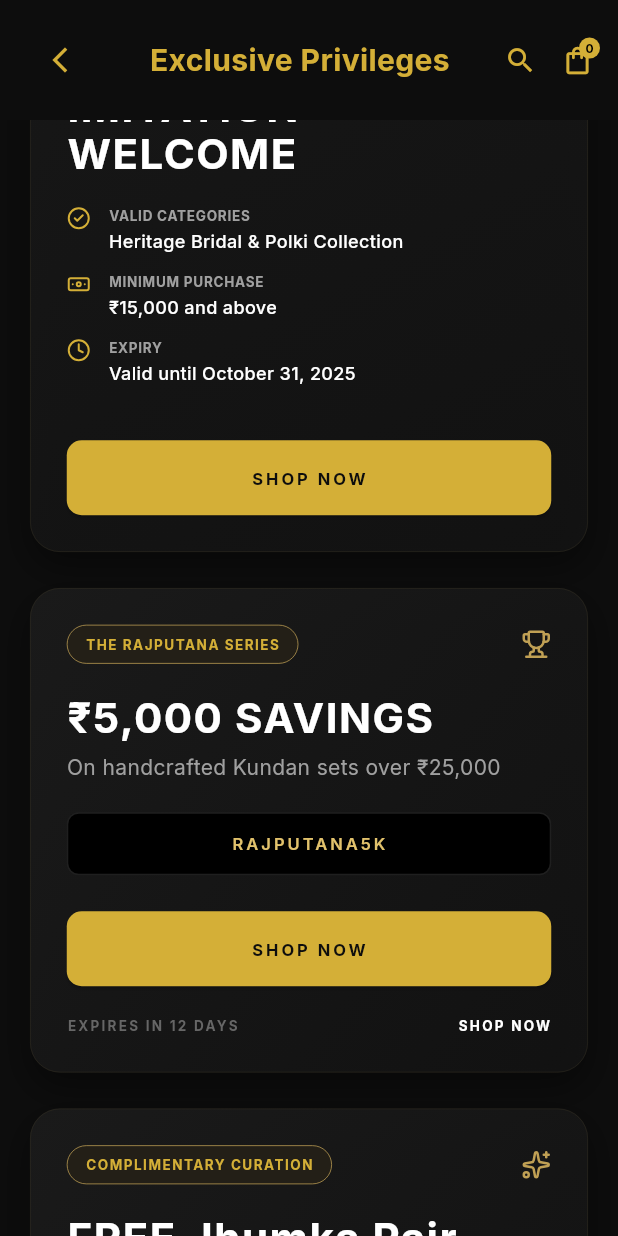
After one commit to vivekvsingh19/sanwariya_imitation, a Flutter app: the OffersScreen screen opened directly, scrolled down 576 dp, after a tap on "SHOP NOW", on a phone screen of 412 x 824 dp. The commit adds this screen. Run offline on Flutter 3.47's test engine with Material 3 defaults, Android fonts, the phone set to English and light mode, and no system bars; our stand-ins replace cached_network_image, dio, equatable, flutter_bloc, google_fonts, lucide_icons; network calls fail.

Commit message:
feat: implement OffersScreen and integrate navigation from home and profile screens with updated BrandAppBar

```diff
--- a/lib/presentation/screens/home/home_screen.dart
+++ b/lib/presentation/screens/home/home_screen.dart
@@ -8,6 +8,7 @@ import '../../blocs/product/product_state.dart';
 import '../../blocs/product/product_event.dart';
 import '../../../domain/entities/product.dart';
 import '../shop/product_detail_screen.dart';
+import '../offers/offers_screen.dart';
 import '../../widgets/brand_app_bar.dart';
 
 class HomeScreen extends StatefulWidget {
@@ -270,13 +271,21 @@ class _HomeScreenState extends State<HomeScreen> {
                 'Featured\nMasterpieces',
                 style: AppTypography.displaySmall(),
               ),
-              Text(
+              GestureDetector(
+                onTap: () {
+                  Navigator.push(
+                    context,
+                    MaterialPageRoute(builder: (_) => const OffersScreen()),
+                  );
+                },
+                child: Text(
                   'VIEW\nALL >',
                   textAlign: TextAlign.right,
                   style: AppTypography.labelSmall(
                     color: AppColors.primaryMuted,
                     letterSpacing: AppTypography.letterSpacingNormal,
                   ).copyWith(height: 1.5),
+                ),
               ),
             ],
           ),
@@ -461,7 +470,12 @@ class _HomeScreenState extends State<HomeScreen> {
             ),
             const SizedBox(height: AppSpacing.xxl),
             OutlinedButton(
-              onPressed: () {},
+              onPressed: () {
+                Navigator.push(
+                  context,
+                  MaterialPageRoute(builder: (_) => const OffersScreen()),
+                );
+              },
               style: OutlinedButton.styleFrom(
                 side: const BorderSide(color: AppColors.primary),
                 foregroundColor: AppColors.primary,
--- /dev/null
+++ b/lib/presentation/screens/offers/offers_screen.dart
@@ -0,0 +1,468 @@
+import 'package:flutter/material.dart';
+import 'package:lucide_icons/lucide_icons.dart';
+import 'package:cached_network_image/cached_network_image.dart';
+import '../../../core/theme/app_theme.dart';
+import '../../widgets/brand_app_bar.dart';
+
+class OffersScreen extends StatelessWidget {
+  const OffersScreen({super.key});
+
+  @override
+  Widget build(BuildContext context) {
+    return Scaffold(
+      appBar: const BrandAppBar(
+        title: 'Exclusive Privileges',
+        showBackButton: true,
+      ),
+      body: SingleChildScrollView(
+        child: Column(
+          crossAxisAlignment: CrossAxisAlignment.stretch,
+          children: [
+            const _OffersHeader(),
+            const SizedBox(height: 24),
+            _buildOfferCards(context),
+            const SizedBox(height: 40),
+            const _FooterInfoSection(),
+            const SizedBox(height: 40),
+          ],
+        ),
+      ),
+    );
+  }
+
+  Widget _buildOfferCards(BuildContext context) {
+    return Padding(
+      padding: const EdgeInsets.symmetric(horizontal: 20),
+      child: Column(
+        children: [
+          _OfferCard(
+            imageUrl:
+                'https://images.unsplash.com/photo-1515562141207-7a88fb7ce338?q=80&w=1000&auto=format&fit=crop',
+            badge: 'LIMITED ORDERS',
+            title: '15% OFF\nIMITATION\nWELCOME',
+            details: const [
+              _OfferDetail(
+                icon: LucideIcons.checkCircle2,
+                label: 'VALID CATEGORIES',
+                value: 'Heritage Bridal & Polki Collection',
+              ),
+              _OfferDetail(
+                icon: LucideIcons.banknote,
+                label: 'MINIMUM PURCHASE',
+                value: '₹15,000 and above',
+              ),
+              _OfferDetail(
+                icon: LucideIcons.clock,
+                label: 'EXPIRY',
+                value: 'Valid until October 31, 2025',
+              ),
+            ],
+            buttonLabel: 'SHOP NOW',
+            onPressed: () {},
+          ),
+          const SizedBox(height: 24),
+          _OfferCard(
+            title: '₹5,000 SAVINGS',
+            subtitle: 'On handcrafted Kundan sets over ₹25,000',
+            badge: 'THE RAJPUTANA SERIES',
+            isCompact: true,
+            icon: LucideIcons.trophy,
+            tag: 'RAJPUTANA5K',
+            footerText: 'EXPIRES IN 12 DAYS',
+            buttonLabel: 'SHOP NOW',
+            onPressed: () {},
+          ),
+          const SizedBox(height: 24),
+          _OfferCard(
+            title: 'FREE Jhumka Pair',
+            subtitle:
+                'With any purchase from the "Modern Rani" bridal collection',
+            badge: 'COMPLIMENTARY CURATION',
+            isCompact: true,
+            icon: LucideIcons.sparkles,
+            tag: 'RARE GIFT',
+            footerText: 'EXCLUSIVE TO MEMBERSHIP',
+            buttonLabel: 'SHOP NOW',
+            onPressed: () {},
+          ),
+          const SizedBox(height: 24),
+          _OfferCard(
+            imageUrl:
+                'https://images.unsplash.com/photo-1547996160-81dfa63595dd?q=80&w=1000&auto=format&fit=crop',
+            badge: 'FIRST ACQUISITION',
+            title: '10% OFF YOUR\nFIRST CURATION',
+            description:
+                'Start your journey with Sanwariya Imitation. Apply this privilege at any full-price handcrafted piece from our permanent collection.',
+            tag: 'JOURNEY10',
+            buttonLabel: 'ACTIVATE PRIVILEGE',
+            onPressed: () {},
+          ),
+        ],
+      ),
+    );
+  }
+}
+
+class _OffersHeader extends StatelessWidget {
+  const _OffersHeader();
+
+  @override
+  Widget build(BuildContext context) {
+    return Padding(
+      padding: const EdgeInsets.symmetric(horizontal: 40, vertical: 20),
+      child: Column(
+        children: [
+          Text(
+            'SANWARIYA IMITATION',
+            style: AppTypography.brandSubtitle(
+              fontSize: 12,
+              letterSpacing: 4.0,
+              color: AppColors.primaryMuted,
+            ),
+          ),
+          const SizedBox(height: 8),
+          Text(
+            'Exclusive Privileges',
+            textAlign: TextAlign.center,
+            style: AppTypography.displayMedium(color: AppColors.primary)
+                .copyWith(
+                  fontStyle: FontStyle.italic,
+                  fontWeight: FontWeight.w400,
+                ),
+          ),
+          const SizedBox(height: 16),
+          Text(
+            'Welcome to the inner circle of Sanwariya Imitation. Explore curated acquisition benefits reserved solely for our distinguished patrons.',
+            textAlign: TextAlign.center,
+            style: AppTypography.bodySmall(
+              color: AppColors.textMuted,
+              height: 1.5,
+            ),
+          ),
+        ],
+      ),
+    );
+  }
+}
+
+class _OfferCard extends StatelessWidget {
+  final String? imageUrl;
+  final String badge;
+  final String title;
+  final String? subtitle;
+  final String? description;
+  final List<_OfferDetail>? details;
+  final String? tag;
+  final String? footerText;
+  final String buttonLabel;
+  final VoidCallback onPressed;
+  final bool isCompact;
+  final IconData? icon;
+
+  const _OfferCard({
+    this.imageUrl,
+    required this.badge,
+    required this.title,
+    this.subtitle,
+    this.description,
+    this.details,
+    this.tag,
+    this.footerText,
+    required this.buttonLabel,
+    required this.onPressed,
+    this.isCompact = false,
+    this.icon,
+  });
+
+  @override
+  Widget build(BuildContext context) {
+    return Container(
+      decoration: BoxDecoration(
+        gradient: LinearGradient(
+          begin: Alignment.topLeft,
+          end: Alignment.bottomRight,
+          colors: [
+            AppColors.surface,
+            AppColors.surfaceDark.withValues(alpha: 0.8),
+          ],
+        ),
+        borderRadius: BorderRadius.circular(20),
+        border: Border.all(
+          color: AppColors.borderGold.withValues(alpha: 0.5),
+          width: 0.5,
+        ),
+        boxShadow: [
+          BoxShadow(
+            color: Colors.black.withOpacity(0.4),
+            blurRadius: 20,
+            offset: const Offset(0, 10),
+          ),
+        ],
+      ),
+      clipBehavior: Clip.antiAlias,
+      child: Column(
+        crossAxisAlignment: CrossAxisAlignment.stretch,
+        children: [
+          if (imageUrl != null)
+            CachedNetworkImage(
+              imageUrl: imageUrl!,
+              height: 250,
+              width: double.infinity,
+              fit: BoxFit.cover,
+              placeholder: (context, url) => Container(
+                height: 250,
+                color: AppColors.surfaceHighlight,
+                child: const Center(
+                  child: CircularProgressIndicator(
+                    color: AppColors.primary,
+                    strokeWidth: 2,
+                  ),
+                ),
+              ),
+              errorWidget: (context, url, error) => Container(
+                height: 250,
+                color: AppColors.surfaceHighlight,
+                child: const Icon(
+                  Icons.error_outline,
+                  color: AppColors.primary,
+                ),
+              ),
+            ),
+          Padding(
+            padding: const EdgeInsets.all(24.0),
+            child: Column(
+              crossAxisAlignment: CrossAxisAlignment.start,
+              children: [
+                Row(
+                  mainAxisAlignment: MainAxisAlignment.spaceBetween,
+                  children: [
+                    Container(
+                      padding: const EdgeInsets.symmetric(
+                        horizontal: 12,
+                        vertical: 6,
+                      ),
+                      decoration: BoxDecoration(
+                        color: AppColors.surfaceBadge,
+                        borderRadius: BorderRadius.circular(20),
+                        border: Border.all(
+                          color: AppColors.primaryMuted,
+                          width: 0.5,
+                        ),
+                      ),
+                      child: Text(
+                        badge,
+                        style: AppTypography.labelSmall(
+                          color: AppColors.primary,
+                          letterSpacing: 1.0,
+                        ),
+                      ),
+                    ),
+                    if (icon != null)
+                      Icon(icon, color: AppColors.primaryMuted, size: 20),
+                  ],
+                ),
+                const SizedBox(height: 20),
+                Text(
+                  title,
+                  style: AppTypography.displaySmall(
+                    color: AppColors.textWhite,
+                  ).copyWith(fontWeight: FontWeight.bold, letterSpacing: 1.0),
+                ),
+                if (subtitle != null) ...[
+                  const SizedBox(height: 8),
+                  Text(
+                    subtitle!,
+                    style: AppTypography.bodyMedium(color: AppColors.textMuted),
+                  ),
+                ],
+                if (description != null) ...[
+                  const SizedBox(height: 12),
+                  Text(
+                    description!,
+                    style: AppTypography.bodySmall(
+                      color: AppColors.textMuted,
+                      height: 1.4,
+                    ),
+                  ),
+                ],
+                if (details != null) ...[
+                  const SizedBox(height: 20),
+                  ...details!.map(
+                    (detail) => Padding(
+                      padding: const EdgeInsets.only(bottom: 12),
+                      child: detail,
+                    ),
+                  ),
+                ],
+                if (tag != null) ...[
+                  const SizedBox(height: 20),
+                  Container(
+                    width: double.infinity,
+                    padding: const EdgeInsets.symmetric(vertical: 12),
+                    decoration: BoxDecoration(
+                      color: Colors.black,
+                      borderRadius: BorderRadius.circular(8),
+                      border: Border.all(color: AppColors.white12),
+                    ),
+                    child: Center(
+                      child: Text(
+                        tag!,
+                        style: AppTypography.labelLarge(
+                          color: AppColors.primaryLight,
+                          letterSpacing: 2.0,
+                        ),
+                      ),
+                    ),
+                  ),
+                ],
+                const SizedBox(height: 24),
+                ElevatedButton(
+                  onPressed: onPressed,
+                  style: ElevatedButton.styleFrom(
+                    backgroundColor: AppColors.primary,
+                    minimumSize: const Size(double.infinity, 50),
+                    shape: RoundedRectangleBorder(
+                      borderRadius: BorderRadius.circular(10),
+                    ),
+                  ),
+                  child: Text(
+                    buttonLabel,
+                    style: AppTypography.labelLarge(
+                      color: AppColors.background,
+                      fontWeight: FontWeight.bold,
+                      letterSpacing: 2.0,
+                    ),
+                  ),
+                ),
+                if (footerText != null) ...[
+                  const SizedBox(height: 20),
+                  Row(
+                    mainAxisAlignment: MainAxisAlignment.spaceBetween,
+                    children: [
+                      Text(
+                        footerText!,
+                        style: AppTypography.labelSmall(
+                          color: AppColors.textSubtle,
+                        ),
+                      ),
+                      TextButton(
+                        onPressed: onPressed,
+                        style: TextButton.styleFrom(
+                          padding: EdgeInsets.zero,
+                          minimumSize: Size.zero,
+                          tapTargetSize: MaterialTapTargetSize.shrinkWrap,
+                        ),
+                        child: Text(
+                          'SHOP NOW',
+                          style: AppTypography.labelSmall(
+                            color: AppColors.textWhite,
+                            fontWeight: FontWeight.bold,
+                          ),
+                        ),
+                      ),
+                    ],
+                  ),
+                ],
+              ],
+            ),
+          ),
+        ],
+      ),
+    );
+  }
+}
+
+class _OfferDetail extends StatelessWidget {
+  final IconData icon;
+  final String label;
+  final String value;
+
+  const _OfferDetail({
+    required this.icon,
+    required this.label,
+    required this.value,
+  });
+
+  @override
+  Widget build(BuildContext context) {
+    return Row(
+      crossAxisAlignment: CrossAxisAlignment.start,
+      children: [
+        Icon(icon, color: AppColors.primary, size: 16),
+        const SizedBox(width: 12),
+        Expanded(
+          child: Column(
+            crossAxisAlignment: CrossAxisAlignment.start,
+            children: [
+              Text(
+                label,
+                style: AppTypography.labelSmall(
+                  color: AppColors.textMuted,
+                  letterSpacing: 0.5,
+                ),
+              ),
+              const SizedBox(height: 2),
+              Text(
+                value,
+                style: AppTypography.bodySmall(
+                  color: AppColors.textWhite,
+                  fontWeight: FontWeight.w500,
+                ),
+              ),
+            ],
+          ),
+        ),
+      ],
+    );
+  }
+}
+
+class _FooterInfoSection extends StatelessWidget {
+  const _FooterInfoSection();
+
+  @override
+  Widget build(BuildContext context) {
+    return Padding(
+      padding: const EdgeInsets.symmetric(horizontal: 20),
+      child: Column(
+        crossAxisAlignment: CrossAxisAlignment.start,
+        children: [
+          _buildInfoItem(
+            'Taxes & Fees',
+            'VAT may apply to products depending on shipping destination, calculated based on the full value of each item. Cannot be combined with active festive offers.',
+          ),
+          const SizedBox(height: 24),
+          _buildInfoItem(
+            'Shipping & Delivery',
+            'All Sanwariya Pieces always include complimentary insured shipping, special jewelry boxes will make your gift even more memorable.',
+          ),
+          const SizedBox(height: 24),
+          _buildInfoItem(
+            'Return Policy',
+            'Items acquired through our exclusive curation are eligible for exchange within 7 days, provided the seal remains intact on the jewelry box.',
+          ),
+        ],
+      ),
+    );
+  }
+
+  Widget _buildInfoItem(String title, String description) {
+    return Column(
+      crossAxisAlignment: CrossAxisAlignment.start,
+      children: [
+        Text(
+          title,
+          style: AppTypography.headingSmall(color: AppColors.primary),
+        ),
+        const SizedBox(height: 8),
+        Text(
+          description,
+          style: AppTypography.bodySmall(
+            color: AppColors.textMuted,
+            height: 1.5,
+          ),
+        ),
+      ],
+    );
+  }
+}
--- a/lib/presentation/screens/profile/profile_screen.dart
+++ b/lib/presentation/screens/profile/profile_screen.dart
@@ -7,6 +7,7 @@ import '../../blocs/auth/auth_state.dart';
 import '../../blocs/auth/auth_event.dart';
 import '../auth/login_screen.dart';
 import '../../widgets/brand_app_bar.dart';
+import '../offers/offers_screen.dart';
 
 class ProfileScreen extends StatelessWidget {
   const ProfileScreen({super.key});
@@ -144,6 +145,18 @@ class ProfileScreen extends StatelessWidget {
                     onTap: () {},
                   ),
                   _buildProfileOption(
+                    icon: LucideIcons.gift,
+                    title: 'EXCLUSIVE PRIVILEGES',
+                    subtitle: 'Your curated offers & gifts',
+                    onTap: () {
+                      Navigator.of(context).push(
+                        MaterialPageRoute(
+                          builder: (_) => const OffersScreen(),
+                        ),
+                      );
+                    },
+                  ),
+                  _buildProfileOption(
                     icon: LucideIcons.headphones,
                     title: 'CONCIERGE SUPPORT',
                     subtitle: 'Direct concierge access',
--- a/lib/presentation/widgets/brand_app_bar.dart
+++ b/lib/presentation/widgets/brand_app_bar.dart
@@ -2,10 +2,12 @@ import 'package:flutter/material.dart';
 import '../../core/theme/app_theme.dart';
 import '../screens/cart/cart_screen.dart';
 
-class BrandAppBar extends StatelessWidget {
+class BrandAppBar extends StatelessWidget implements PreferredSizeWidget {
+  final String? title;
   final bool showSearch;
   final bool showMenu;
   final bool showCart;
+  final bool showBackButton;
   final int cartCount;
   final bool isTransparent;
   final bool useSafeArea;
@@ -13,14 +15,19 @@ class BrandAppBar extends StatelessWidget {
 
   const BrandAppBar({
     super.key,
+    this.title,
     this.showSearch = true,
     this.showMenu = true,
     this.showCart = true,
+    this.showBackButton = false,
     this.cartCount = 0,
     this.isTransparent = true,
     this.useSafeArea = true,
     this.backgroundColor,
   });
+
+  @override
+  Size get preferredSize => const Size.fromHeight(80);
 
   @override
   Widget build(BuildContext context) {
@@ -32,22 +39,28 @@ class BrandAppBar extends StatelessWidget {
       child: Row(
         mainAxisAlignment: MainAxisAlignment.spaceBetween,
         children: [
-          if (showMenu)
+          if (showBackButton)
+            IconButton(
+              icon: const Icon(Icons.arrow_back_ios_new,
+                  color: AppColors.primary, size: 20),
+              onPressed: () => Navigator.pop(context),
+            )
+          else if (showMenu)
             const Icon(
               Icons.menu,
               color: AppColors.primary,
               size: 24,
-            )
-          else
-            const SizedBox(width: 24),
+            ),
           Expanded(
             child: Center(
               child: Text(
-                'SANWARIYA  IMITATION',
+                title ?? 'SANWARIYA  IMITATION',
                 textAlign: TextAlign.center,
-                style: AppTypography.brandTitle(
-                  fontSize: AppTypography.fontSizeSM,
-                ),
+                style: title != null
+                    ? AppTypography.headingMedium(color: AppColors.primary)
+                    : AppTypography.brandTitle(
+                        fontSize: AppTypography.fontSizeSM,
+                      ),
               ),
             ),
           ),
--- a/pubspec.yaml
+++ b/pubspec.yaml
@@ -44,8 +44,7 @@ flutter:
 
   # To add assets to your application, add an assets section, like this:
   # assets:
-  #   - images/a_dot_burr.jpeg
-  #   - images/a_dot_ham.jpeg
+  #   - assets/images/
 
   # An image asset can refer to one or more resolution-specific "variants", see
   # https://flutter.dev/to/resolution-aware-images
```
Lines whose indentation alone changed are shown as unchanged.
